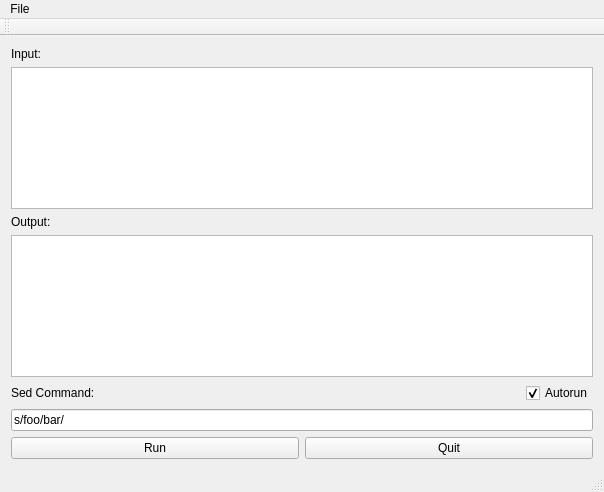
Above: qtrsed.ui from jadeatucker/qtrsed before the change. Below: the same form after it.
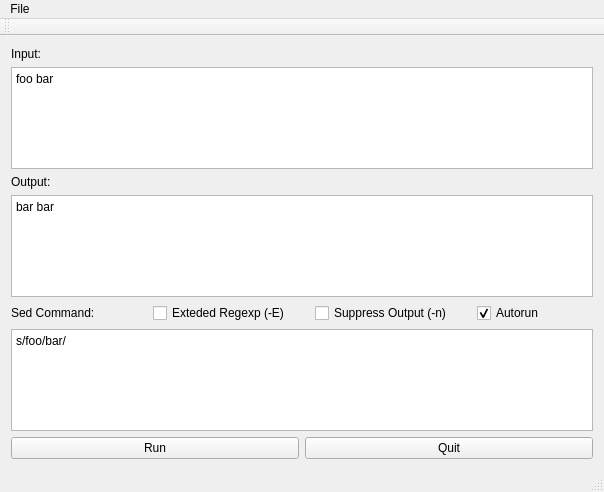
That is the form after the change.

Commit message: Allow multi line sed scripts.  Add option check boxes.

```diff
--- a/qtrsed.ui
+++ b/qtrsed.ui
@@ -40,7 +40,11 @@
        </widget>
       </item>
       <item>
-       <widget class="QPlainTextEdit" name="textInput"/>
+       <widget class="QPlainTextEdit" name="textInput">
+        <property name="plainText">
+         <string>foo bar</string>
+        </property>
+       </widget>
       </item>
       <item>
        <widget class="QLabel" name="outputLbl">
@@ -50,10 +54,17 @@
        </widget>
       </item>
       <item>
-       <widget class="QTextBrowser" name="textOutput"/>
+       <widget class="QTextBrowser" name="textOutput">
+        <property name="plainText">
+          <string>bar bar</string>
+        </property>
+       </widget>
       </item>
       <item>
        <layout class="QHBoxLayout" name="horizontalLayout_3">
+        <property name="spacing">
+         <number>25</number>
+        </property>
         <item>
          <widget class="QLabel" name="sedcmdLbl">
           <property name="text">
@@ -61,7 +72,21 @@
           </property>
          </widget>
         </item>
-        <item alignment="Qt::AlignRight">
+        <item>
+         <widget class="QCheckBox" name="optEChk">
+          <property name="text">
+           <string>Exteded Regexp (-E)</string>
+          </property>
+         </widget>
+        </item>
+        <item>
+         <widget class="QCheckBox" name="optnChk">
+          <property name="text">
+           <string>Suppress Output (-n)</string>
+          </property>
+         </widget>
+        </item>
+        <item>
          <widget class="QCheckBox" name="autorunChk">
           <property name="text">
            <string>Autorun</string>
@@ -74,8 +99,8 @@
        </layout>
       </item>
       <item>
-       <widget class="QLineEdit" name="lineSedstr">
-        <property name="text">
+       <widget class="QPlainTextEdit" name="textSed">
+        <property name="plainText">
          <string>s/foo/bar/</string>
         </property>
        </widget>
```
The commit also changes 2 other files.
